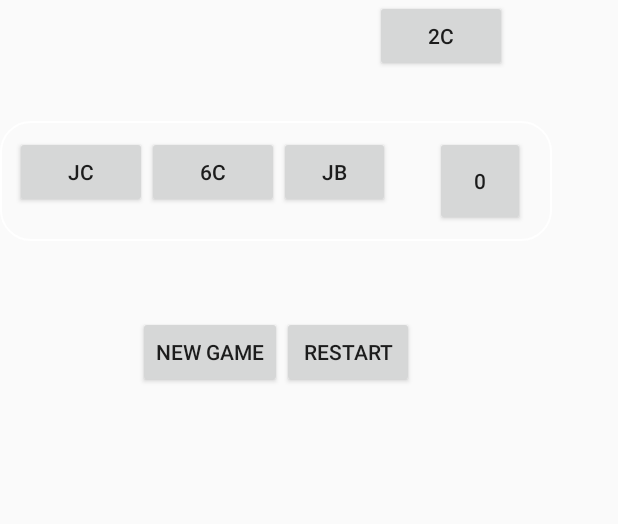
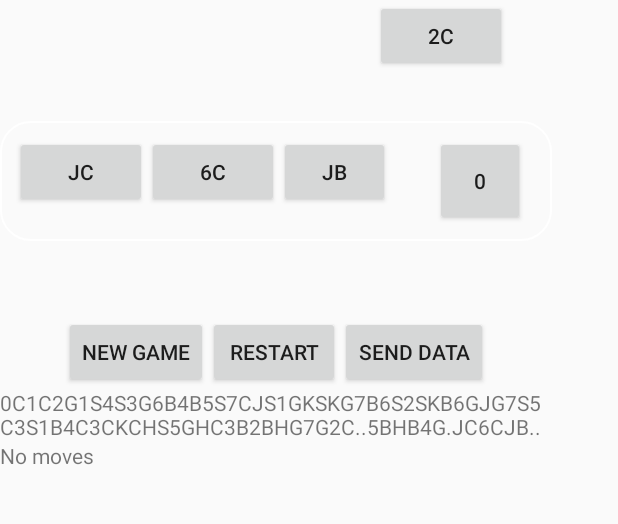
Before and after one commit to amarildolikmeta/Briscola, an Android app: the screen it shows after launch (GameActivity), after a tap on "PLAY", on a phone screen of 412 x 824 dp, the part 233-757 px from its top. Run offline under Robolectric (Android 15) with nearby library versions, the phone set to English and light mode, and no system bars.

Commit message:
Minor Bug Fix

```diff
--- a/app/build.gradle
+++ b/app/build.gradle
@@ -17,6 +17,7 @@ android {
             proguardFiles getDefaultProguardFile('proguard-android.txt'), 'proguard-rules.pro'
         }
     }
+    useLibrary 'org.apache.http.legacy'
 }
 
 dependencies {
--- a/app/src/main/AndroidManifest.xml
+++ b/app/src/main/AndroidManifest.xml
@@ -18,5 +18,5 @@
         </activity>
         <activity android:name=".GameActivity"></activity>
     </application>
-
+    <uses-permission android:name="android.permission.INTERNET" />
 </manifest>
--- a/app/src/main/java/it/polimi/ma/group07/briscola/GameActivity.java
+++ b/app/src/main/java/it/polimi/ma/group07/briscola/GameActivity.java
@@ -1,13 +1,19 @@
 package it.polimi.ma.group07.briscola;
 
 import android.content.DialogInterface;
+import android.os.AsyncTask;
 import android.support.v7.app.AlertDialog;
 import android.support.v7.app.AppCompatActivity;
 import android.os.Bundle;
+import android.util.Log;
 import android.view.View;
 import android.widget.Button;
 import android.widget.LinearLayout;
+import android.widget.TextView;
+import android.widget.Toast;
 
+import java.io.UnsupportedEncodingException;
+import java.net.URLEncoder;
 import java.util.ArrayList;
 
 import it.polimi.ma.group07.briscola.model.Briscola;
@@ -15,23 +21,33 @@ import it.polimi.ma.group07.briscola.model.Exceptions.InvalidCardDescriptionExce
 import it.polimi.ma.group07.briscola.model.Exceptions.InvalidGameStateException;
 import it.polimi.ma.group07.briscola.model.GameState;
 import it.polimi.ma.group07.briscola.model.StateBundle;
+import it.polimi.ma.group07.briscola.model.helper.HttpRequest;
 
 import static it.polimi.ma.group07.briscola.model.GameState.DRAW;
 import static it.polimi.ma.group07.briscola.model.GameState.WON;
 
 public class GameActivity extends AppCompatActivity {
+    public static String CONFIGURATION_KEY="entry.1910876714";
+    public static String MOVES_KEY="entry.1555000500";
+    public static String RESULT_KEY="entry.14507673";
+    public static String URL="https://docs.google.com/forms/d/e/1FAIpQLSeonYFOe2lJMWUeb0l6-HubT5j5uAqYYbGMicrFPkmaZUj7yw/formResponse";
     LinearLayout[] players;
     LinearLayout surface;
     LinearLayout[] playerViews;
     Button[] piles;
     Button briscolaCard;
+    TextView configuationView;
+    TextView movesView;
     Briscola game;
     StateBundle state;
     LinearLayout gameView;
     Button newGameButton;
     Button restartButton;
+    Button movesButton;
     boolean gameFinished;
     String startConfiguration;
+    String movesPerformed;
+    String sendResponse;
     @Override
     protected void onCreate(Bundle savedInstanceState) {
         super.onCreate(savedInstanceState);
@@ -41,6 +57,10 @@ public class GameActivity extends AppCompatActivity {
         newGameButton.setOnClickListener(newGameListener);
         restartButton=(Button) findViewById(R.id.restartButton);
         restartButton.setOnClickListener(restartListener);
+        movesButton=(Button) findViewById(R.id.movesButton);
+        movesButton.setOnClickListener(movesListener);
+        configuationView=(TextView) findViewById(R.id.configuration);
+        movesView=(TextView) findViewById(R.id.moves);
         players=new LinearLayout[2];
         piles=new Button[2];
         playerViews=new LinearLayout[2];
@@ -61,6 +81,9 @@ public class GameActivity extends AppCompatActivity {
         state=game.getGameState();
         buildInterface(state);
         gameFinished=false;
+        movesView.setText("No moves");
+        movesPerformed="";
+        configuationView.setText(startConfiguration);
     }
     private View.OnClickListener buttonListener = new View.OnClickListener() {
         public void onClick(View v) {
@@ -72,7 +95,9 @@ public class GameActivity extends AppCompatActivity {
                 return ;
             }
             Button b=(Button) v;
-            GameState s=game.onPerformMove(((LinearLayout)b.getParent()).indexOfChild(b));
+            int index=((LinearLayout)b.getParent()).indexOfChild(b);
+            GameState s=game.onPerformMove(index);
+            movesPerformed+=index;
             state=game.getGameState();
             if(s==WON || s==DRAW)
             {
@@ -120,6 +145,16 @@ public class GameActivity extends AppCompatActivity {
             alertDialog.show();
         }
     };
+    private View.OnClickListener movesListener = new View.OnClickListener() {
+        public void onClick(View v) {
+
+            //Create an object for PostDataTask AsyncTask
+            PostDataTask postDataTask = new PostDataTask();
+
+            //execute asynctask
+            postDataTask.execute(URL);
+        }
+    };
     private View.OnClickListener newGameListener = new View.OnClickListener() {
         public void onClick(View v) {
             AlertDialog.Builder alert = new AlertDialog.Builder(GameActivity.this);
@@ -132,6 +167,7 @@ public class GameActivity extends AppCompatActivity {
                     game=new Briscola();
                     state=game.getGameState();
                     flushInterface();
+                    movesPerformed="";
                     gameFinished=false;
                     buildInterface(state);
                     dialog.dismiss();
@@ -169,6 +205,7 @@ public class GameActivity extends AppCompatActivity {
                     state=game.getGameState();
                     flushInterface();
                     gameFinished=false;
+                    movesPerformed="";
                     buildInterface(state);
                     dialog.dismiss();
                 }
@@ -185,12 +222,14 @@ public class GameActivity extends AppCompatActivity {
             alert.show();
         }
     };
+
     private void buildInterface(StateBundle state){
         playerViews[state.currentPlayer].setBackgroundResource(R.drawable.custom_border);
         playerViews[(state.currentPlayer+1)%2].setBackgroundResource(R.drawable.no_border);
         piles[0].setText(state.score1+"");
         piles[1].setText(state.score2+"");
         briscolaCard.setText(state.briscola);
+        movesView.setText(movesPerformed);
         for(int j=0;j<state.hand1.size();j++)
         {
             Button b=new Button(this);
@@ -217,4 +256,42 @@ public class GameActivity extends AppCompatActivity {
         players[1].removeAllViews();
         surface.removeAllViews();
     }
+
+    //AsyncTask to send data as a http POST request
+    private class PostDataTask extends AsyncTask<String, Void, Boolean> {
+
+        @Override
+        protected Boolean doInBackground(String... contactData) {
+            Boolean result = true;
+            String url = contactData[0];
+            String postBody="";
+
+            try {
+                //all values must be URL encoded to make sure that special characters like & | ",etc.
+                //do not cause problems
+                postBody = CONFIGURATION_KEY+"=" + URLEncoder.encode(startConfiguration,"UTF-8") +
+                        "&" + MOVES_KEY + "=" + URLEncoder.encode(movesPerformed,"UTF-8") +
+                        "&" + RESULT_KEY + "=" + URLEncoder.encode(game.toString(),"UTF-8");
+            } catch (UnsupportedEncodingException ex) {
+                result=false;
+            }
+
+
+            try {
+			HttpRequest httpRequest = new HttpRequest();
+			sendResponse=httpRequest.sendPost(url, postBody);
+		}catch (Exception exception){
+			result = false;
+		}
+
+            return result;
+        }
+
+        @Override
+        protected void onPostExecute(Boolean result){
+            //Print Success or failure message accordingly
+            Toast.makeText(GameActivity.this,result?"Message successfully sent!":"There was some error in sending message. Please try again after some time.",Toast.LENGTH_LONG).show();
+        }
+
+    }
 }
--- a/app/src/main/res/layout/activity_game.xml
+++ b/app/src/main/res/layout/activity_game.xml
@@ -103,6 +103,21 @@
         android:layout_height="wrap_content"
         android:layout_gravity="end"
         android:text="Restart"/>
+        <Button
+            android:id="@+id/movesButton"
+            android:layout_width="wrap_content"
+            android:layout_height="wrap_content"
+            android:layout_gravity="end"
+            android:text="Send Data"/>
     </LinearLayout>
+    <TextView
+        android:id="@+id/configuration"
+        android:layout_width="match_parent"
+        android:layout_height="wrap_content"
+        android:textIsSelectable="true"/>
+    <TextView
+        android:id="@+id/moves"
+        android:layout_width="match_parent"
+        android:layout_height="wrap_content" />
 </LinearLayout>
 </android.support.constraint.ConstraintLayout>
```
Also changed, not shown: 1 other file.
